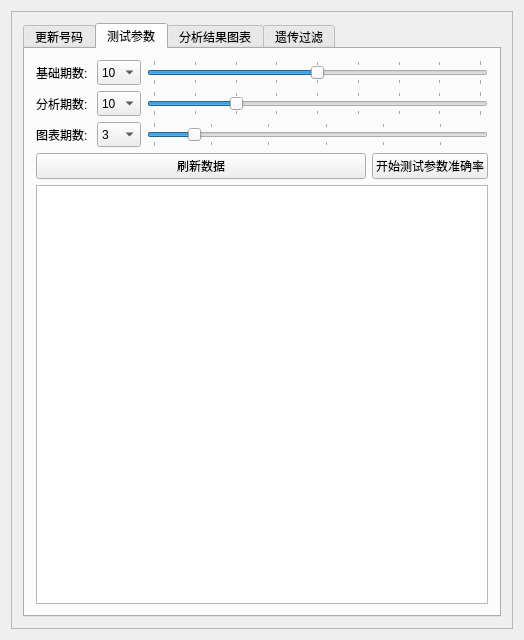
The window that mainwindow.ui (samksan/QTCP115) describes before a commit, drawn with Qt 5.
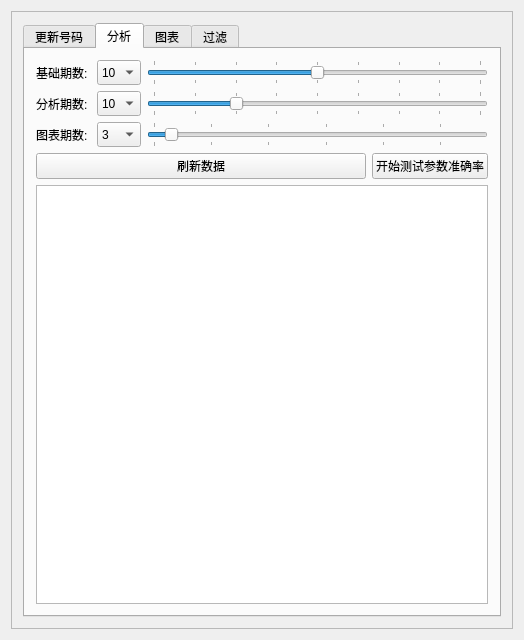
The same window after the commit.

Commit message: 过滤号码v0.7

What changed in the file:
```diff
--- a/mainwindow.ui
+++ b/mainwindow.ui
@@ -499,7 +499,7 @@
           </widget>
           <widget class="QWidget" name="tab_test">
            <attribute name="title">
-            <string>测试参数</string>
+            <string>分析</string>
            </attribute>
            <layout class="QVBoxLayout" name="verticalLayout_2">
             <item>
@@ -1722,10 +1722,10 @@
                  <number>60</number>
                 </property>
                 <property name="value">
-                 <number>10</number>
+                 <number>6</number>
                 </property>
                 <property name="sliderPosition">
-                 <number>10</number>
+                 <number>6</number>
                 </property>
                 <property name="orientation">
                  <enum>Qt::Horizontal</enum>
@@ -1771,7 +1771,7 @@
           </widget>
           <widget class="QWidget" name="tab_chart">
            <attribute name="title">
-            <string>分析结果图表</string>
+            <string>图表</string>
            </attribute>
            <layout class="QVBoxLayout" name="verticalLayout_10">
             <item>
@@ -1996,7 +1996,7 @@
           </widget>
           <widget class="QWidget" name="tab_analysis">
            <attribute name="title">
-            <string>遗传过滤</string>
+            <string>过滤</string>
            </attribute>
            <layout class="QVBoxLayout" name="verticalLayout_4">
             <item>
```
Left out of the diff: 6 changed lines with no effect on the pictures. The commit also changes 1 other file.
